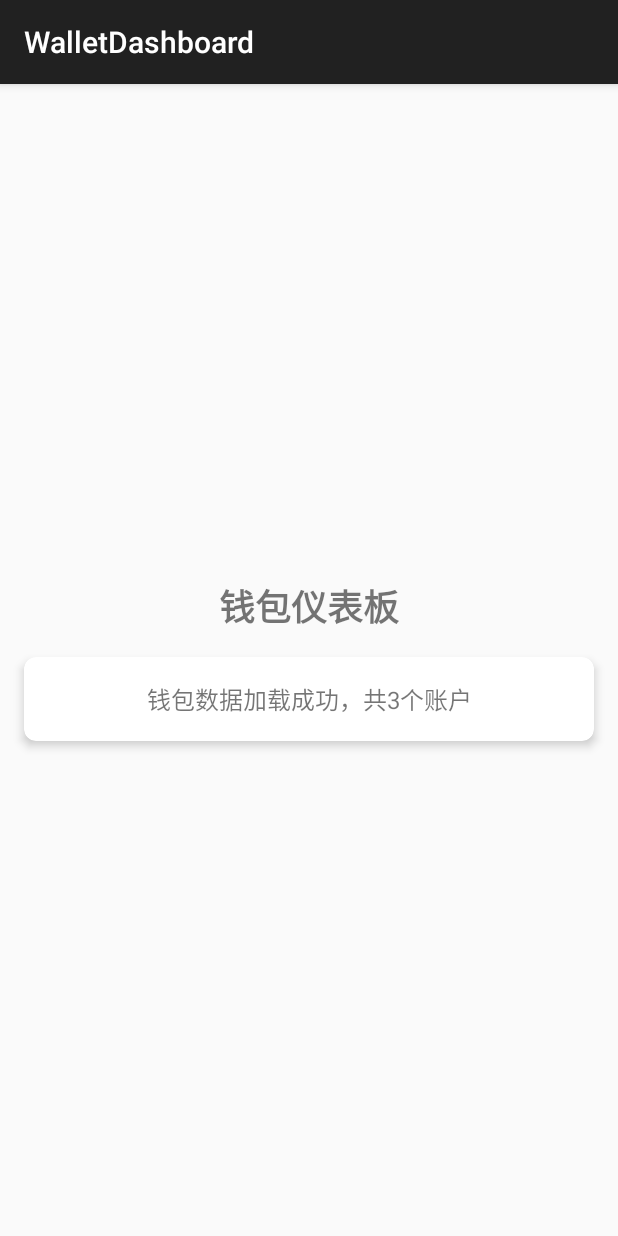
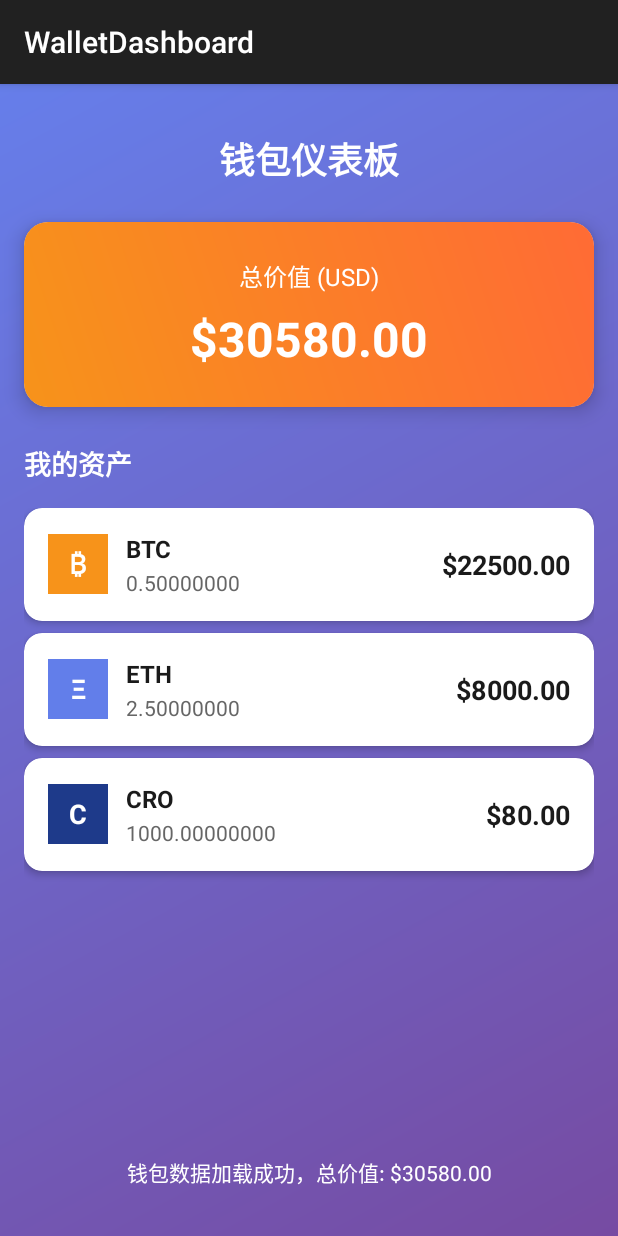
Before and after one commit to RainFool/WalletDashboard, an Android app: the screen it shows after launch (MainActivity), on a phone screen of 412 x 824 dp. Run offline under Robolectric (Android 15) with nearby library versions, the phone set to English and light mode, and no system bars.

Commit message:
[feat][dashboard]Implement wallet dashboard with balance display

```diff
--- a/app/src/main/java/com/rainfool/wallet/MainActivity.kt
+++ b/app/src/main/java/com/rainfool/wallet/MainActivity.kt
@@ -7,27 +7,42 @@ import android.widget.TextView
 import androidx.activity.viewModels
 import androidx.appcompat.app.AppCompatActivity
 import androidx.lifecycle.lifecycleScope
+import androidx.recyclerview.widget.LinearLayoutManager
+import androidx.recyclerview.widget.RecyclerView
 import com.rainfool.wallet.ui.MainViewModel
 import com.rainfool.wallet.ui.MainUiState
+import com.rainfool.wallet.ui.WalletBalanceAdapter
 import kotlinx.coroutines.launch
 
 class MainActivity : AppCompatActivity() {
     private val viewModel: MainViewModel by viewModels()
 
     private lateinit var tvMessage: TextView
+    private lateinit var tvTotalValue: TextView
     private lateinit var progressBar: ProgressBar
+    private lateinit var rvBalances: RecyclerView
+    private lateinit var balanceAdapter: WalletBalanceAdapter
 
     override fun onCreate(savedInstanceState: Bundle?) {
         super.onCreate(savedInstanceState)
         setContentView(R.layout.activity_main)
 
         initViews()
+        setupRecyclerView()
         observeViewModel()
     }
 
     private fun initViews() {
         tvMessage = findViewById(R.id.tvMessage)
+        tvTotalValue = findViewById(R.id.tvTotalValue)
         progressBar = findViewById(R.id.progressBar)
+        rvBalances = findViewById(R.id.rvBalances)
+    }
+
+    private fun setupRecyclerView() {
+        balanceAdapter = WalletBalanceAdapter()
+        rvBalances.layoutManager = LinearLayoutManager(this)
+        rvBalances.adapter = balanceAdapter
     }
 
     private fun observeViewModel() {
@@ -42,9 +57,19 @@ class MainActivity : AppCompatActivity() {
         if (uiState.isLoading) {
             progressBar.visibility = View.VISIBLE
             tvMessage.text = "正在加载..."
+            tvMessage.visibility = View.VISIBLE
         } else {
             progressBar.visibility = View.GONE
+
+            // 更新总价值
+            tvTotalValue.text = "$${String.format("%.2f", uiState.totalUsdValue)}"
+
+            // 更新余额列表
+            balanceAdapter.updateData(uiState.walletBalances, uiState.exchangeRates)
+
+            // 更新消息
             tvMessage.text = uiState.message
+            tvMessage.visibility = View.VISIBLE
         }
     }
 }
--- a/app/src/main/java/com/rainfool/wallet/ui/MainViewModel.kt
+++ b/app/src/main/java/com/rainfool/wallet/ui/MainViewModel.kt
@@ -2,6 +2,8 @@ package com.rainfool.wallet.ui
 
 import androidx.lifecycle.ViewModel
 import androidx.lifecycle.viewModelScope
+import com.rainfool.wallet.data.model.WalletBalance
+import com.rainfool.wallet.data.model.ExchangeRate
 import com.rainfool.wallet.data.repository.WalletRepository
 import com.rainfool.wallet.di.DependencyProvider
 import kotlinx.coroutines.flow.MutableStateFlow
@@ -29,10 +31,28 @@ class MainViewModel : ViewModel() {
                 repository.getWalletBalances().collect { result ->
                     result.fold(
                         onSuccess = { balances ->
-                            _uiState.value = _uiState.value.copy(
-                                isLoading = false,
-                                message = "钱包数据加载成功，共${balances.size}个账户"
-                            )
+                            // 加载汇率数据
+                            repository.getExchangeRates().collect { ratesResult ->
+                                ratesResult.fold(
+                                    onSuccess = { rates ->
+                                        val totalUsdValue = calculateTotalUsdValue(balances, rates)
+                                        _uiState.value = _uiState.value.copy(
+                                            isLoading = false,
+                                            walletBalances = balances,
+                                            exchangeRates = rates,
+                                            totalUsdValue = totalUsdValue,
+                                            message = "钱包数据加载成功，总价值: $${String.format("%.2f", totalUsdValue)}"
+                                        )
+                                    },
+                                    onFailure = { error ->
+                                        _uiState.value = _uiState.value.copy(
+                                            isLoading = false,
+                                            walletBalances = balances,
+                                            message = "汇率数据加载失败: ${error.message}"
+                                        )
+                                    }
+                                )
+                            }
                         },
                         onFailure = { error ->
                             _uiState.value = _uiState.value.copy(
@@ -51,6 +71,21 @@ class MainViewModel : ViewModel() {
         }
     }
 
+    private fun calculateTotalUsdValue(balances: List<WalletBalance>, rates: List<ExchangeRate>): Double {
+        var totalUsdValue = 0.0
+
+        balances.forEach { balance ->
+            val rate = rates.find { it.fromCurrency == balance.currency && it.toCurrency == "USD" }
+            if (rate != null && rate.rates.isNotEmpty()) {
+                val usdRate = rate.rates.first().rate.toDoubleOrNull() ?: 0.0
+                val usdValue = balance.amount * usdRate
+                totalUsdValue += usdValue
+            }
+        }
+
+        return totalUsdValue
+    }
+
     fun updateMessage(newMessage: String) {
         _uiState.value = _uiState.value.copy(message = newMessage)
     }
@@ -58,5 +93,8 @@ class MainViewModel : ViewModel() {
 
 data class MainUiState(
     val isLoading: Boolean = true,
-    val message: String = ""
+    val message: String = "",
+    val walletBalances: List<WalletBalance> = emptyList(),
+    val exchangeRates: List<ExchangeRate> = emptyList(),
+    val totalUsdValue: Double = 0.0
 )
--- /dev/null
+++ b/app/src/main/java/com/rainfool/wallet/ui/WalletBalanceAdapter.kt
@@ -0,0 +1,77 @@
+package com.rainfool.wallet.ui
+
+import android.graphics.Color
+import android.view.LayoutInflater
+import android.view.View
+import android.view.ViewGroup
+import android.widget.TextView
+import androidx.recyclerview.widget.RecyclerView
+import com.rainfool.wallet.R
+import com.rainfool.wallet.data.model.WalletBalance
+import com.rainfool.wallet.data.model.ExchangeRate
+
+class WalletBalanceAdapter : RecyclerView.Adapter<WalletBalanceAdapter.BalanceViewHolder>() {
+
+    private var balances: List<WalletBalance> = emptyList()
+    private var exchangeRates: List<ExchangeRate> = emptyList()
+
+    fun updateData(newBalances: List<WalletBalance>, newRates: List<ExchangeRate>) {
+        balances = newBalances
+        exchangeRates = newRates
+        notifyDataSetChanged()
+    }
+
+    override fun onCreateViewHolder(parent: ViewGroup, viewType: Int): BalanceViewHolder {
+        val view = LayoutInflater.from(parent.context)
+            .inflate(R.layout.item_wallet_balance, parent, false)
+        return BalanceViewHolder(view)
+    }
+
+    override fun onBindViewHolder(holder: BalanceViewHolder, position: Int) {
+        holder.bind(balances[position])
+    }
+
+    override fun getItemCount(): Int = balances.size
+
+    inner class BalanceViewHolder(itemView: View) : RecyclerView.ViewHolder(itemView) {
+        private val tvCurrency: TextView = itemView.findViewById(R.id.tvCurrency)
+        private val tvAmount: TextView = itemView.findViewById(R.id.tvAmount)
+        private val tvUsdValue: TextView = itemView.findViewById(R.id.tvUsdValue)
+        private val tvCurrencyIcon: TextView = itemView.findViewById(R.id.tvCurrencyIcon)
+
+        fun bind(balance: WalletBalance) {
+            tvCurrency.text = balance.currency
+            tvAmount.text = String.format("%.8f", balance.amount)
+
+            // 设置货币图标和颜色
+            when (balance.currency) {
+                "BTC" -> {
+                    tvCurrencyIcon.text = "₿"
+                    tvCurrencyIcon.setBackgroundColor(Color.parseColor("#F7931A"))
+                }
+                "ETH" -> {
+                    tvCurrencyIcon.text = "Ξ"
+                    tvCurrencyIcon.setBackgroundColor(Color.parseColor("#627EEA"))
+                }
+                "CRO" -> {
+                    tvCurrencyIcon.text = "C"
+                    tvCurrencyIcon.setBackgroundColor(Color.parseColor("#1E3A8A"))
+                }
+                else -> {
+                    tvCurrencyIcon.text = balance.currency.firstOrNull()?.toString() ?: "?"
+                    tvCurrencyIcon.setBackgroundColor(Color.parseColor("#666666"))
+                }
+            }
+
+            // 计算USD价值
+            val rate = exchangeRates.find { it.fromCurrency == balance.currency && it.toCurrency == "USD" }
+            if (rate != null && rate.rates.isNotEmpty()) {
+                val usdRate = rate.rates.first().rate.toDoubleOrNull() ?: 0.0
+                val usdValue = balance.amount * usdRate
+                tvUsdValue.text = "$${String.format("%.2f", usdValue)}"
+            } else {
+                tvUsdValue.text = "$0.00"
+            }
+        }
+    }
+}
--- /dev/null
+++ b/app/src/main/res/drawable/currency_icon_background.xml
@@ -0,0 +1,5 @@
+<?xml version="1.0" encoding="utf-8"?>
+<shape xmlns:android="http://schemas.android.com/apk/res/android"
+    android:shape="oval">
+    <solid android:color="#FF6B35" />
+</shape>
--- /dev/null
+++ b/app/src/main/res/drawable/gradient_background.xml
@@ -0,0 +1,8 @@
+<?xml version="1.0" encoding="utf-8"?>
+<shape xmlns:android="http://schemas.android.com/apk/res/android">
+    <gradient
+        android:angle="135"
+        android:endColor="#667eea"
+        android:startColor="#764ba2"
+        android:type="linear" />
+</shape>
--- /dev/null
+++ b/app/src/main/res/drawable/total_value_background.xml
@@ -0,0 +1,8 @@
+<?xml version="1.0" encoding="utf-8"?>
+<shape xmlns:android="http://schemas.android.com/apk/res/android">
+    <gradient
+        android:angle="45"
+        android:endColor="#FF6B35"
+        android:startColor="#F7931A"
+        android:type="linear" />
+</shape>
--- a/app/src/main/res/layout/activity_main.xml
+++ b/app/src/main/res/layout/activity_main.xml
@@ -4,31 +4,31 @@
     xmlns:tools="http://schemas.android.com/tools"
     android:layout_width="match_parent"
     android:layout_height="match_parent"
+    android:background="@drawable/gradient_background"
     tools:context=".MainActivity">
 
     <TextView
         android:id="@+id/tvTitle"
         android:layout_width="wrap_content"
         android:layout_height="wrap_content"
+        android:layout_marginTop="32dp"
         android:text="钱包仪表板"
+        android:textColor="#FFFFFF"
         android:textSize="24sp"
         android:textStyle="bold"
-        app:layout_constraintBottom_toTopOf="@+id/cardWallet"
         app:layout_constraintEnd_toEndOf="parent"
         app:layout_constraintStart_toStartOf="parent"
-        app:layout_constraintTop_toTopOf="parent"
-        app:layout_constraintVertical_chainStyle="packed" />
+        app:layout_constraintTop_toTopOf="parent" />
 
     <androidx.cardview.widget.CardView
-        android:id="@+id/cardWallet"
+        android:id="@+id/cardTotalValue"
         android:layout_width="0dp"
         android:layout_height="wrap_content"
         android:layout_marginStart="16dp"
-        android:layout_marginTop="16dp"
+        android:layout_marginTop="24dp"
         android:layout_marginEnd="16dp"
-        app:cardCornerRadius="8dp"
-        app:cardElevation="4dp"
-        app:layout_constraintBottom_toTopOf="@+id/progressBar"
+        app:cardCornerRadius="16dp"
+        app:cardElevation="8dp"
         app:layout_constraintEnd_toEndOf="parent"
         app:layout_constraintStart_toStartOf="parent"
         app:layout_constraintTop_toBottomOf="@+id/tvTitle">
@@ -36,30 +36,83 @@
         <LinearLayout
             android:layout_width="match_parent"
             android:layout_height="wrap_content"
+            android:background="@drawable/total_value_background"
             android:orientation="vertical"
-            android:padding="16dp">
+            android:padding="24dp">
 
             <TextView
-                android:id="@+id/tvMessage"
                 android:layout_width="match_parent"
                 android:layout_height="wrap_content"
-                android:text="正在加载..."
+                android:text="总价值 (USD)"
                 android:textAlignment="center"
+                android:textColor="#FFFFFF"
                 android:textSize="16sp" />
+
+            <TextView
+                android:id="@+id/tvTotalValue"
+                android:layout_width="match_parent"
+                android:layout_height="wrap_content"
+                android:layout_marginTop="8dp"
+                android:text="$0.00"
+                android:textAlignment="center"
+                android:textColor="#FFFFFF"
+                android:textSize="32sp"
+                android:textStyle="bold" />
 
         </LinearLayout>
 
     </androidx.cardview.widget.CardView>
 
+    <TextView
+        android:id="@+id/tvBalancesTitle"
+        android:layout_width="wrap_content"
+        android:layout_height="wrap_content"
+        android:layout_marginStart="16dp"
+        android:layout_marginTop="24dp"
+        android:text="我的资产"
+        android:textColor="#FFFFFF"
+        android:textSize="18sp"
+        android:textStyle="bold"
+        app:layout_constraintStart_toStartOf="parent"
+        app:layout_constraintTop_toBottomOf="@+id/cardTotalValue" />
+
+    <androidx.recyclerview.widget.RecyclerView
+        android:id="@+id/rvBalances"
+        android:layout_width="0dp"
+        android:layout_height="0dp"
+        android:layout_marginStart="16dp"
+        android:layout_marginTop="16dp"
+        android:layout_marginEnd="16dp"
+        android:layout_marginBottom="16dp"
+        app:layout_constraintBottom_toTopOf="@+id/progressBar"
+        app:layout_constraintEnd_toEndOf="parent"
+        app:layout_constraintStart_toStartOf="parent"
+        app:layout_constraintTop_toBottomOf="@+id/tvBalancesTitle" />
+
     <ProgressBar
         android:id="@+id/progressBar"
         android:layout_width="wrap_content"
         android:layout_height="wrap_content"
-        android:layout_marginTop="16dp"
+        android:layout_marginBottom="32dp"
+        android:indeterminateTint="#FFFFFF"
         android:visibility="gone"
         app:layout_constraintBottom_toBottomOf="parent"
         app:layout_constraintEnd_toEndOf="parent"
-        app:layout_constraintStart_toStartOf="parent"
-        app:layout_constraintTop_toBottomOf="@+id/cardWallet" />
+        app:layout_constraintStart_toStartOf="parent" />
+
+    <TextView
+        android:id="@+id/tvMessage"
+        android:layout_width="0dp"
+        android:layout_height="wrap_content"
+        android:layout_marginStart="16dp"
+        android:layout_marginEnd="16dp"
+        android:layout_marginBottom="32dp"
+        android:text="正在加载..."
+        android:textAlignment="center"
+        android:textColor="#FFFFFF"
+        android:textSize="14sp"
+        app:layout_constraintBottom_toBottomOf="parent"
+        app:layout_constraintEnd_toEndOf="parent"
+        app:layout_constraintStart_toStartOf="parent" />
 
 </androidx.constraintlayout.widget.ConstraintLayout>
--- /dev/null
+++ b/app/src/main/res/layout/item_wallet_balance.xml
@@ -0,0 +1,75 @@
+<?xml version="1.0" encoding="utf-8"?>
+<androidx.cardview.widget.CardView xmlns:android="http://schemas.android.com/apk/res/android"
+    xmlns:app="http://schemas.android.com/apk/res-auto"
+    android:layout_width="match_parent"
+    android:layout_height="wrap_content"
+    android:layout_marginBottom="8dp"
+    app:cardCornerRadius="12dp"
+    app:cardElevation="3dp">
+
+    <LinearLayout
+        android:layout_width="match_parent"
+        android:layout_height="wrap_content"
+        android:orientation="horizontal"
+        android:padding="16dp">
+
+        <LinearLayout
+            android:layout_width="0dp"
+            android:layout_height="wrap_content"
+            android:layout_weight="1"
+            android:orientation="horizontal"
+            android:gravity="center_vertical">
+
+            <TextView
+                android:id="@+id/tvCurrencyIcon"
+                android:layout_width="40dp"
+                android:layout_height="40dp"
+                android:background="@drawable/currency_icon_background"
+                android:gravity="center"
+                android:text="₿"
+                android:textColor="#FFFFFF"
+                android:textSize="18sp"
+                android:textStyle="bold" />
+
+            <LinearLayout
+                android:layout_width="0dp"
+                android:layout_height="wrap_content"
+                android:layout_weight="1"
+                android:layout_marginStart="12dp"
+                android:orientation="vertical">
+
+                <TextView
+                    android:id="@+id/tvCurrency"
+                    android:layout_width="wrap_content"
+                    android:layout_height="wrap_content"
+                    android:text="BTC"
+                    android:textColor="#1A1A1A"
+                    android:textSize="16sp"
+                    android:textStyle="bold" />
+
+                <TextView
+                    android:id="@+id/tvAmount"
+                    android:layout_width="wrap_content"
+                    android:layout_height="wrap_content"
+                    android:layout_marginTop="2dp"
+                    android:text="0.00000000"
+                    android:textColor="#666666"
+                    android:textSize="14sp" />
+
+            </LinearLayout>
+
+        </LinearLayout>
+
+        <TextView
+            android:id="@+id/tvUsdValue"
+            android:layout_width="wrap_content"
+            android:layout_height="wrap_content"
+            android:layout_gravity="center_vertical"
+            android:text="$0.00"
+            android:textColor="#1A1A1A"
+            android:textSize="18sp"
+            android:textStyle="bold" />
+
+    </LinearLayout>
+
+</androidx.cardview.widget.CardView>
```
